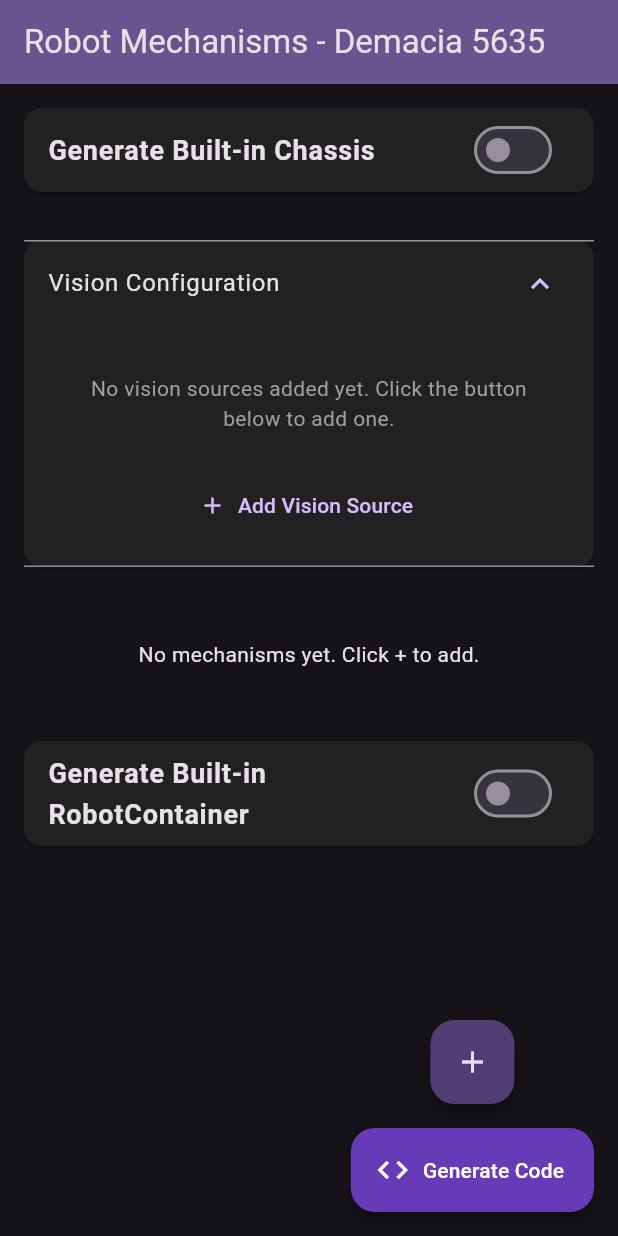
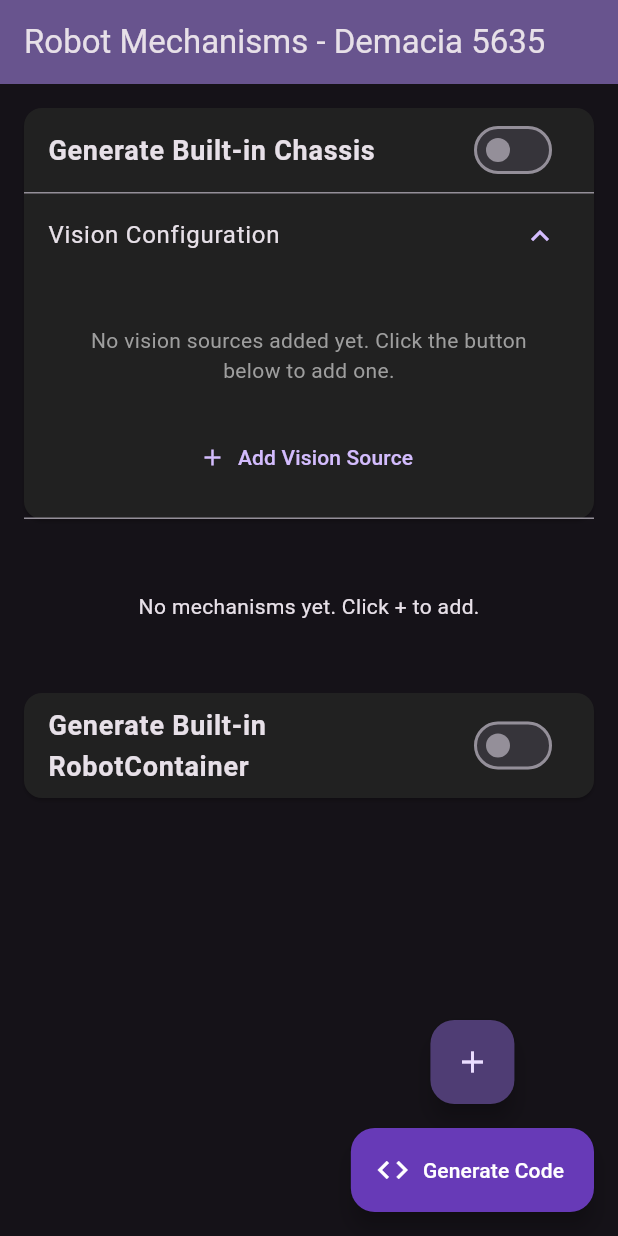
Before and after one commit to Demacia5635/mechanismCodeGenerator, a Flutter app: the screen it shows after launch, after a tap on "Generate Code", on a phone screen of 412 x 824 dp. Run offline on Flutter 3.47's test engine with Material 3 defaults, Android fonts, the phone set to English and light mode, and no system bars; our stand-ins replace file_picker.

Commit message:
vision in chassis didnt check, no flutter on coputer

```diff
--- a/lib/home_page.dart
+++ b/lib/home_page.dart
@@ -86,12 +86,7 @@ class _HomePageState extends State<HomePage> {
       } else {
         className = "Robot";
       }
-      allFiles['chassis/${className}ChassisConstants.java'] = JavaCodeGenerator.generateChassisConstants(_chassis);
-    }
-
-    if (!_robotContainer.useAnotherVision && _robotContainer.makeRobotContainer) {
-      String className = 'VisionConstants';
-      allFiles['vision/$className.java'] = JavaCodeGenerator.generateVisionConstants(_vision);
+      allFiles['chassis/${className}ChassisConstants.java'] = JavaCodeGenerator.generateChassisConstants(_chassis, _vision);
     }
 
     if (_robotContainer.makeRobotContainer) {
@@ -505,15 +500,6 @@ class _HomePageState extends State<HomePage> {
                         ),
                       ],
                     ),
-                ],
-              ),
-            ),
-
-            Card(
-              margin: const EdgeInsets.all(16),
-              color: Colors.grey[900],
-              child: Column(
-                children: [
                     ExpansionTile(
                       title: const Text('Vision Configuration'),
                       initiallyExpanded: true,
@@ -736,12 +722,6 @@ class _HomePageState extends State<HomePage> {
                                     ],
                                   ),
                                 ],
-                                SwitchListTile(
-                                  contentPadding: EdgeInsets.zero,
-                                  title: const Text('Use another vision', style: TextStyle(fontWeight: FontWeight.bold),),
-                                  value: _robotContainer.useAnotherVision,
-                                  onChanged: (val) {setState(() {_robotContainer.useAnotherVision = val;});},
-                                ),
                               ],
                             ),
                           ),
```
Also changed, not shown: lib/main.dart (+38 -57 lines). Lines whose indentation alone changed are shown as unchanged.
